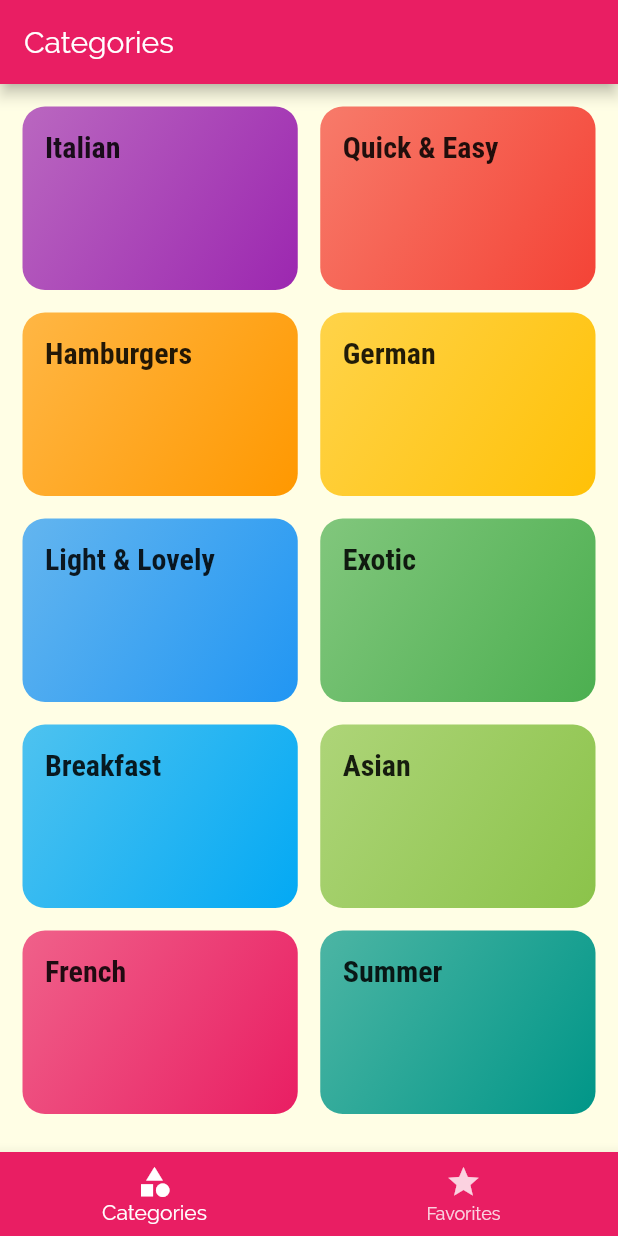
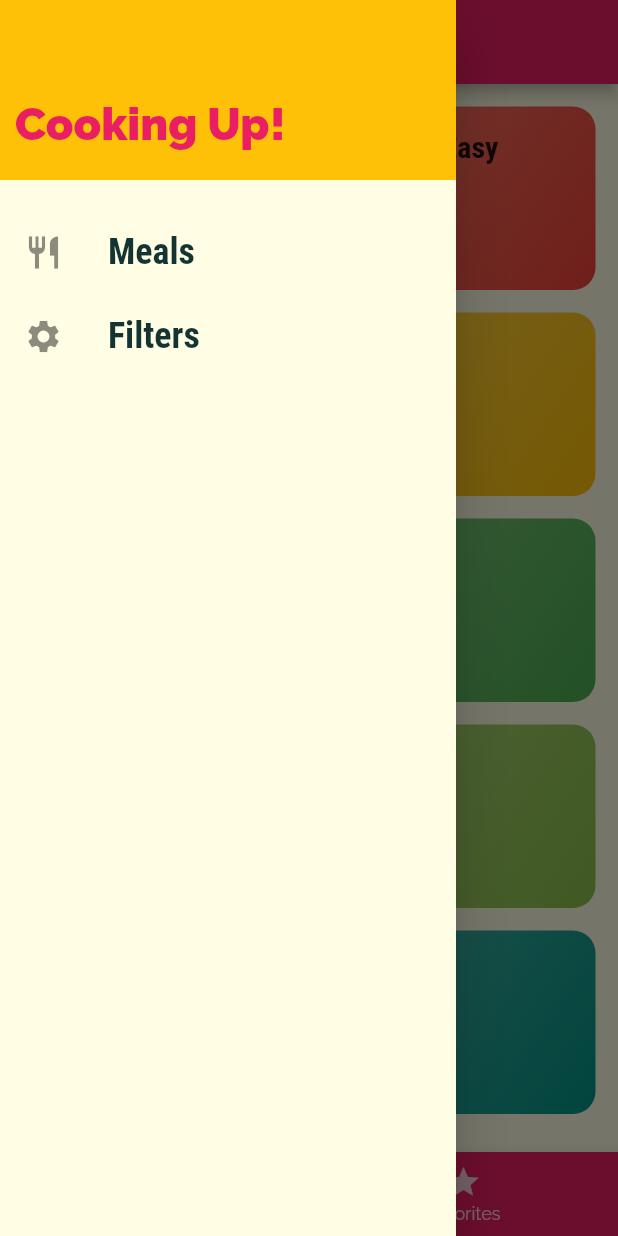
Before and after one commit to zallek/flutter-course-meals, a Flutter app: the screen it shows after launch, with the side drawer open (before the commit the screen has no drawer), on a phone screen of 412 x 824 dp. Run offline on Flutter 3.47's test engine with Material 2 defaults, Android fonts, the phone set to English and light mode, and no system bars.

Commit message:
Add drawer

```diff
--- a/lib/main.dart
+++ b/lib/main.dart
@@ -2,6 +2,7 @@ import 'package:flutter/material.dart';
 
 import './screens/categories_screen.dart';
 import './screens/category_meals_screen.dart';
+import './screens/filters_screen.dart';
 import './screens/meal_detail_screen.dart';
 import './screens/tabs_screen.dart';
 
@@ -40,6 +41,7 @@ class MyApp extends StatelessWidget {
         '/': (_) => TabsScreen(),
         CategoryMealsScreen.routeName: (_) => CategoryMealsScreen(),
         MealDetailScreen.routeName: (_) => MealDetailScreen(),
+        FiltersScreen.routeName: (_) => FiltersScreen(),
       },
       onUnknownRoute: (settings) {
         return MaterialPageRoute(builder: (_) => CategoriesScreen());
--- /dev/null
+++ b/lib/screens/filters_screen.dart
@@ -0,0 +1,20 @@
+import 'package:flutter/material.dart';
+
+import '../widgets/main_drawer.dart';
+
+class FiltersScreen extends StatelessWidget {
+  static String routeName = '/filters';
+
+  @override
+  Widget build(BuildContext context) {
+    return Scaffold(
+      appBar: AppBar(
+        title: Text('Your Filters'),
+      ),
+      drawer: MainDrawer(),
+      body: Center(
+        child: Text('Filters'),
+      ),
+    );
+  }
+}
--- a/lib/screens/tabs_screen.dart
+++ b/lib/screens/tabs_screen.dart
@@ -1,5 +1,6 @@
 import 'package:flutter/material.dart';
 
+import '../widgets/main_drawer.dart';
 import './categories_screen.dart';
 import './favorites_screen.dart';
 
@@ -33,6 +34,7 @@ class _TabsScreenState extends State<TabsScreen> {
       appBar: AppBar(
         title: Text(_pages[_selectedPageIndex]['title']),
       ),
+      drawer: MainDrawer(),
       body: _pages[_selectedPageIndex]['page'],
       bottomNavigationBar: BottomNavigationBar(
         backgroundColor: Theme.of(context).primaryColor,
--- /dev/null
+++ b/lib/widgets/main_drawer.dart
@@ -0,0 +1,69 @@
+import 'package:flutter/material.dart';
+
+import '../screens/filters_screen.dart';
+
+class MainDrawer extends StatelessWidget {
+  Widget buildListTille(String title, IconData icon, Function onTap) {
+    return ListTile(
+      leading: Icon(
+        icon,
+        size: 26,
+      ),
+      title: Text(
+        title,
+        style: TextStyle(
+          fontFamily: 'RobotoCondensed',
+          fontSize: 24,
+          fontWeight: FontWeight.bold,
+        ),
+      ),
+      onTap: onTap,
+    );
+  }
+
+  @override
+  Widget build(BuildContext context) {
+    return Drawer(
+      child: Column(
+        children: <Widget>[
+          Container(
+            height: 120,
+            width: double.infinity,
+            padding: const EdgeInsets.symmetric(
+              vertical: 20,
+              horizontal: 10,
+            ),
+            alignment: Alignment.bottomLeft,
+            color: Theme.of(context).accentColor,
+            child: Text(
+              'Cooking Up!',
+              style: TextStyle(
+                fontSize: 30,
+                fontWeight: FontWeight.w900,
+                color: Theme.of(context).primaryColor,
+              ),
+            ),
+          ),
+          SizedBox(
+            height: 20,
+          ),
+          buildListTille(
+            'Meals',
+            Icons.restaurant,
+            () {
+              Navigator.of(context).pushReplacementNamed('/');
+            },
+          ),
+          buildListTille(
+            'Filters',
+            Icons.settings,
+            () {
+              Navigator.of(context)
+                  .pushReplacementNamed(FiltersScreen.routeName);
+            },
+          ),
+        ],
+      ),
+    );
+  }
+}
```
